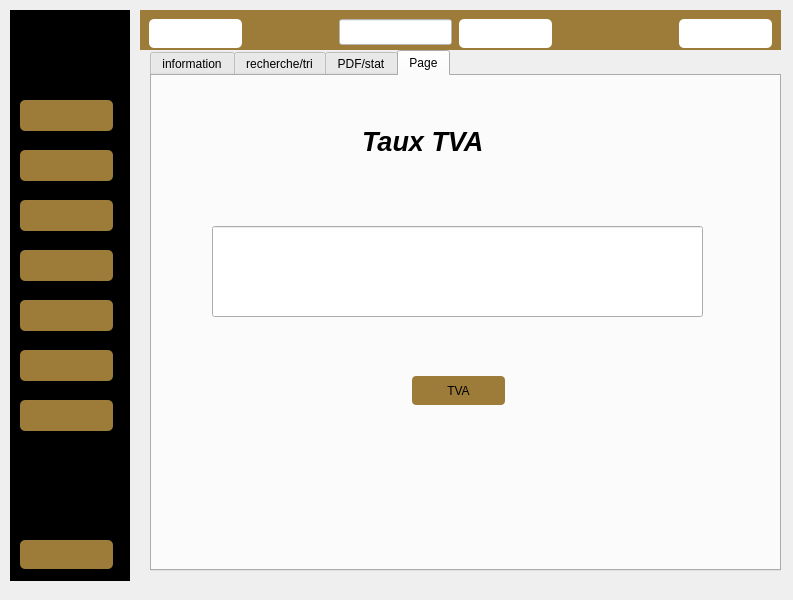
The window that mainwindow.ui (ProjetCpp-2425/projetcpp-smart-hotel) describes before a commit, drawn with Qt 5.
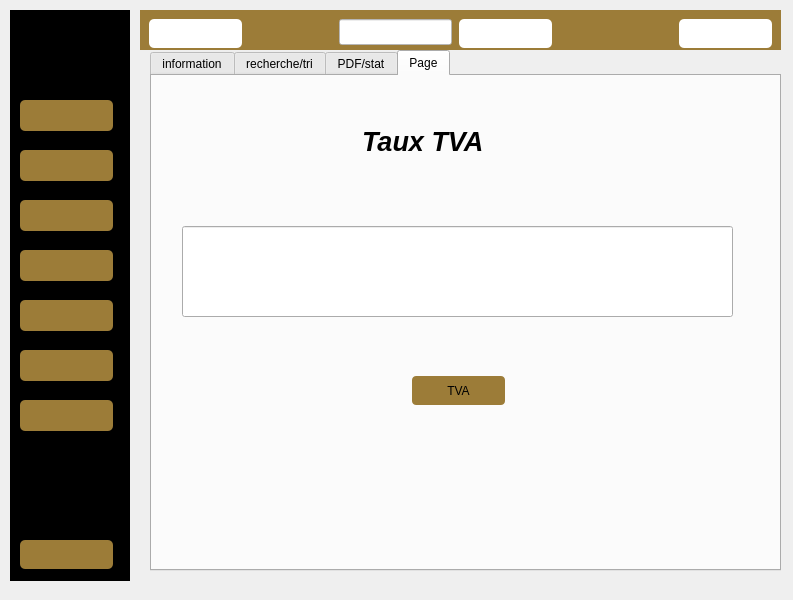
The same window after the commit. The open tabs and pages were chosen to show the change. Icons and pictures are not drawn.

```diff
--- a/mainwindow.ui
+++ b/mainwindow.ui
@@ -1843,9 +1843,9 @@
         <widget class="QLineEdit" name="lineEdit_25">
          <property name="geometry">
           <rect>
-           <x>60</x>
+           <x>30</x>
            <y>150</y>
-           <width>491</width>
+           <width>551</width>
            <height>91</height>
           </rect>
          </property>
```
Left out of the diff: 2 changed lines with no effect on the pictures.
